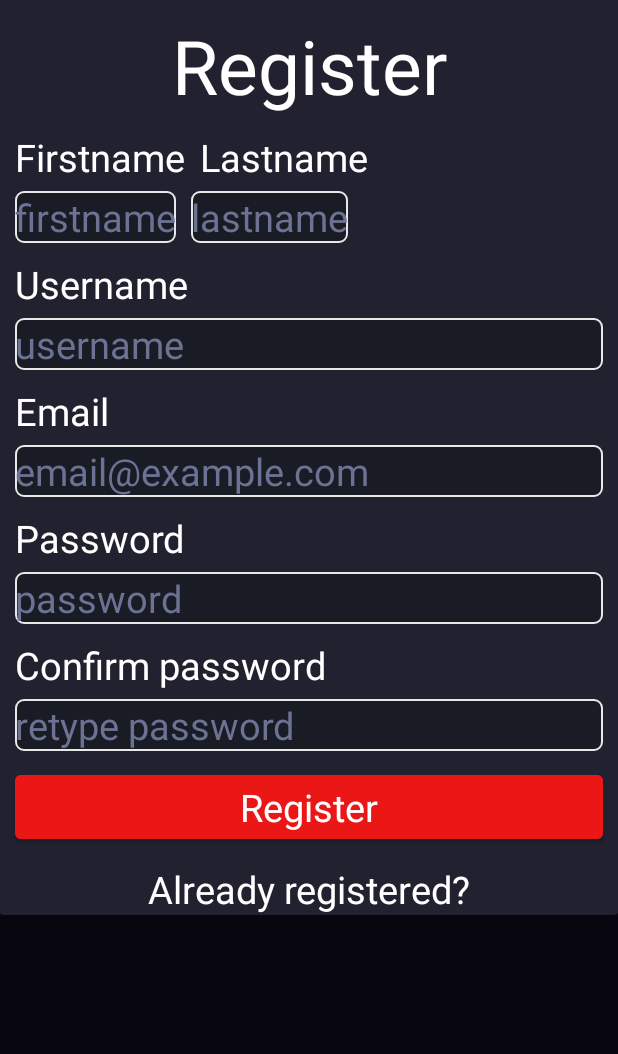
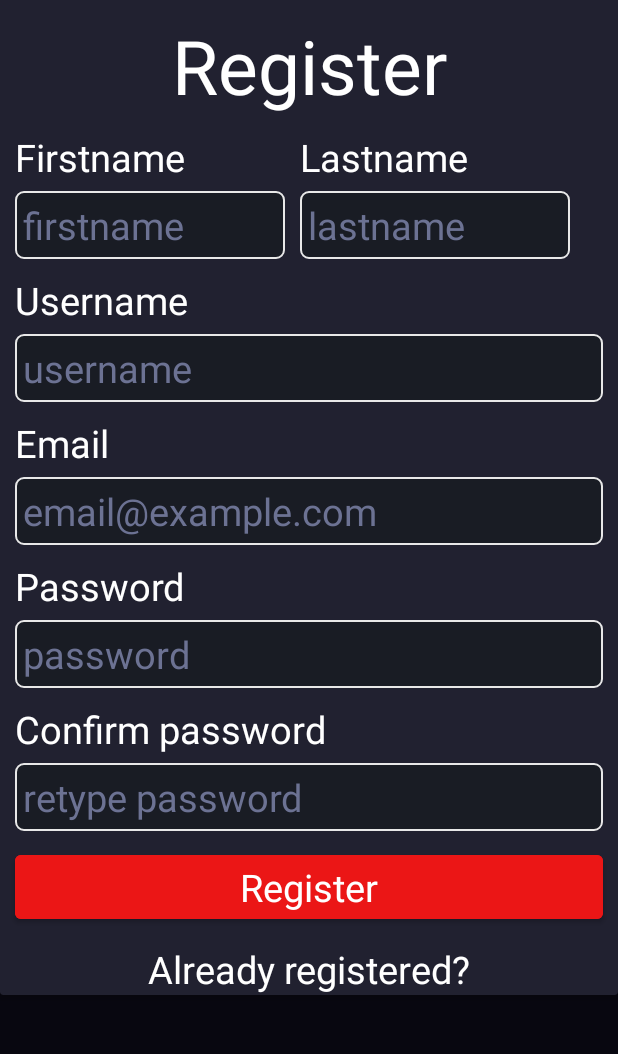
Before and after one commit to kvothe321/polihack-android-3-from-p3, an Android app: the screen it shows after launch (MainActivity), on a phone screen of 412 x 824 dp, the part 177-1231 px from its top. Run offline under Robolectric (Android 15) with nearby library versions, the phone set to English and light mode, and no system bars.

Commit message:
register part design

```diff
--- a/app/src/main/res/layout/register_page.xml
+++ b/app/src/main/res/layout/register_page.xml
@@ -18,13 +18,13 @@
 
             <ImageView
                 android:id="@+id/image"
-                android:layout_marginTop="10dp"
                 android:layout_width="wrap_content"
                 android:layout_height="wrap_content"
-                app:layout_constraintTop_toTopOf="parent"
+                android:layout_marginTop="10dp"
+                android:src="@drawable/ic_launcher_background"
                 app:layout_constraintEnd_toEndOf="parent"
                 app:layout_constraintStart_toStartOf="parent"
-                android:src="@drawable/ic_launcher_background"/>
+                app:layout_constraintTop_toTopOf="parent" />
 
             <TextView
                 android:id="@+id/register_title"
@@ -40,7 +40,7 @@
             <TextView
                 android:id="@+id/firstname_tv"
                 style="@style/Theme.TextView"
-                android:layout_width="wrap_content"
+                android:layout_width="180dp"
                 android:layout_height="wrap_content"
                 android:text="@string/tvFirstname"
                 app:layout_constraintStart_toStartOf="parent"
@@ -49,7 +49,7 @@
             <EditText
                 android:id="@+id/firstname_et"
                 style="@style/Theme.EditText"
-                android:layout_width="wrap_content"
+                android:layout_width="180dp"
                 android:layout_height="wrap_content"
                 android:hint="@string/etFirstname"
                 android:inputType="textEmailAddress"
@@ -59,7 +59,7 @@
             <TextView
                 android:id="@+id/lastname_tv"
                 style="@style/Theme.TextView"
-                android:layout_width="wrap_content"
+                android:layout_width="180dp"
                 android:layout_height="wrap_content"
                 android:text="@string/tvLastname"
                 app:layout_constraintStart_toEndOf="@id/firstname_tv"
@@ -68,7 +68,7 @@
             <EditText
                 android:id="@+id/lastname_et"
                 style="@style/Theme.EditText"
-                android:layout_width="wrap_content"
+                android:layout_width="180dp"
                 android:layout_height="wrap_content"
                 android:hint="@string/etLastname"
                 android:inputType="textEmailAddress"
--- a/app/src/main/res/values/themes.xml
+++ b/app/src/main/res/values/themes.xml
@@ -30,6 +30,7 @@
         <item name="android:layout_marginTop">5dp</item>
         <item name="android:layout_marginLeft">10dp</item>
         <item name="android:layout_marginRight">10dp</item>
+        <item name="android:padding">5dp</item>
     </style>
 
     <style name="Theme.Button" parent="Theme.MaterialComponents.DayNight.DarkActionBar">
```
